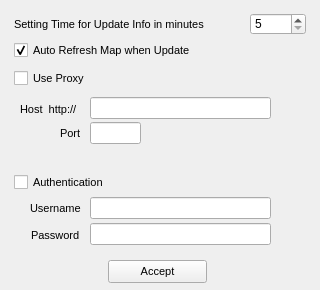
Old version of the form QtUI/SettingWindow_UI.ui in the repository emper0r/IVAO-status.
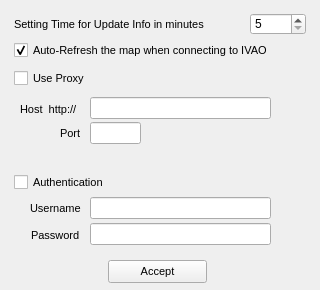
New version of the form.

Commit message:
* Fix english typo error gramatical
    + Set Auto-refresh the Map when connecting to IVAO
      by default

```diff
--- a/QtUI/SettingWindow_UI.ui
+++ b/QtUI/SettingWindow_UI.ui
@@ -347,7 +347,7 @@
      <rect>
       <x>14</x>
       <y>40</y>
-      <width>211</width>
+      <width>301</width>
       <height>21</height>
      </rect>
     </property>
@@ -360,7 +360,7 @@
      <cursorShape>PointingHandCursor</cursorShape>
     </property>
     <property name="text">
-     <string>Auto Refresh Map when Update</string>
+     <string>Auto-Refresh the map when connecting to IVAO</string>
     </property>
     <property name="checked">
      <bool>true</bool>
```
The commit also changes 2 other files.
